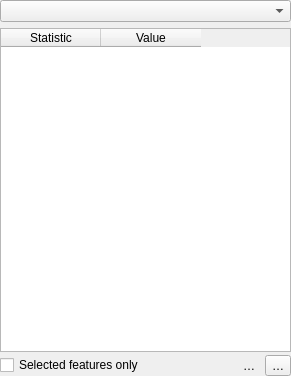
The window that src/ui/qgsstatisticalsummarybase.ui (qgis/QGIS) describes before a commit, drawn with Qt 5.
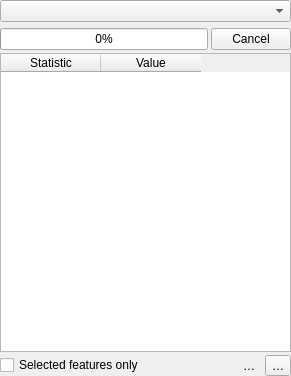
The same window after the commit. Icons and pictures are not drawn. Custom widgets are drawn as their Qt base class.

Commit message: [stats] gather field/expression values in a thread to prevent long UI freeze

```diff
--- a/src/ui/qgsstatisticalsummarybase.ui
+++ b/src/ui/qgsstatisticalsummarybase.ui
@@ -49,6 +49,29 @@
       </property>
      </widget>
     </item>
+    <item>
+
+    <layout class="QHBoxLayout" name="horizontalLayout_3">
+     <property name="topMargin">
+      <number>0</number>
+     </property>
+     <item>
+      <widget class="QProgressBar" name="mCalculatingProgressBar">
+       <property name="value">
+        <number>0</number>
+       </property>
+      </widget>
+     </item>
+     <item>
+      <widget class="QPushButton" name="mCancelButton">
+       <property name="text">
+        <string>Cancel</string>
+       </property>
+      </widget>
+     </item>
+    </layout>
+
+    </item>
     <item>
      <widget class="QTableWidget" name="mStatisticsTable">
       <property name="alternatingRowColors">
```
The commit also changes 3 other files.
